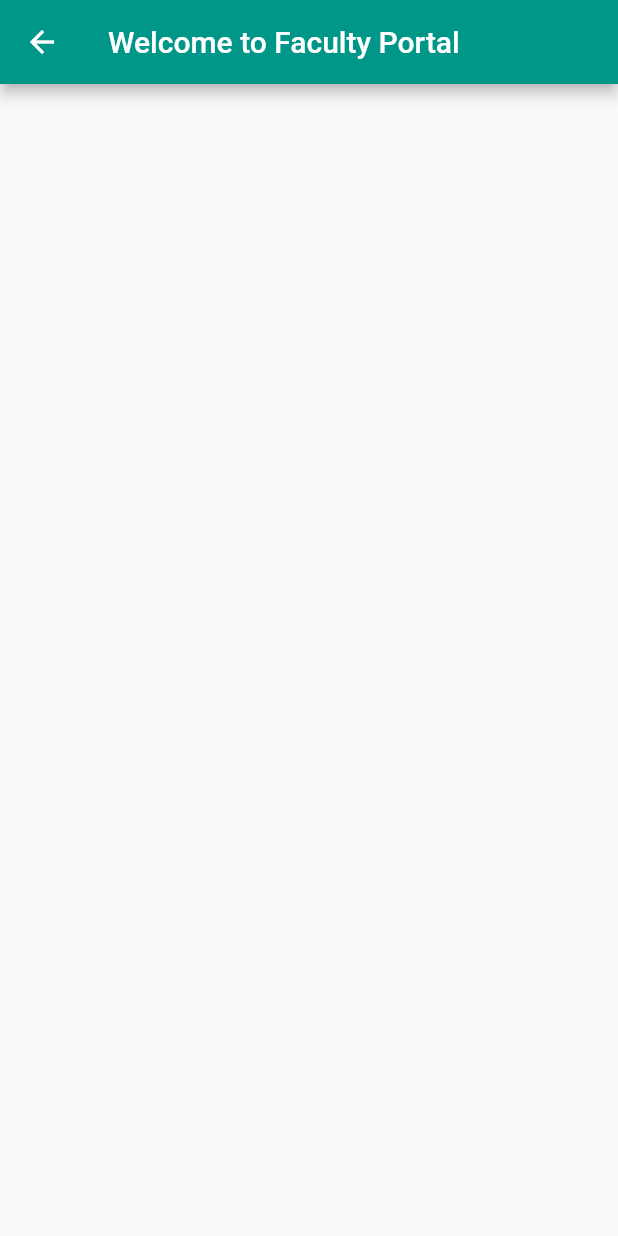
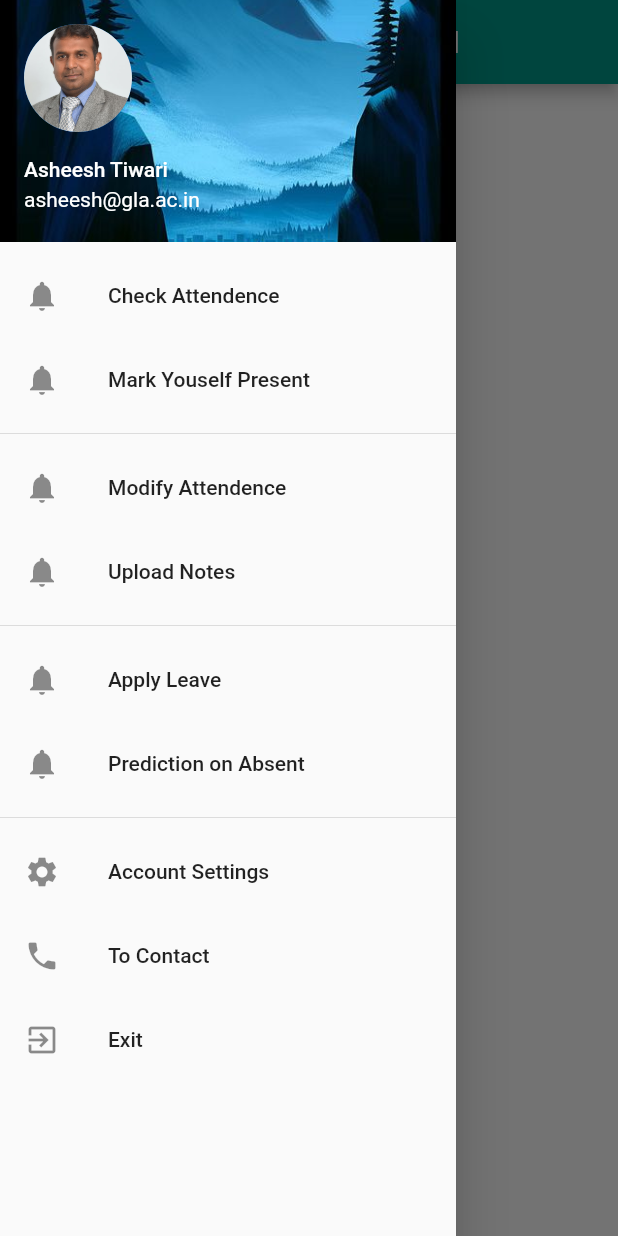
Before and after one commit to ashu-tripathi/QR_Code_Attendence_System, a Flutter app: the FacultyPage screen opened by its route, with the side drawer open (before the commit the screen has no drawer), on a phone screen of 412 x 824 dp. Run offline on Flutter 3.47's test engine with Material 2 defaults, Android fonts, the phone set to English and light mode, and no system bars.

```diff
--- a/lib/faculty_page.dart
+++ b/lib/faculty_page.dart
@@ -1,4 +1,5 @@
 import 'package:flutter/material.dart';
+import 'package:qr_code_attendence_system/nav_bar_fac.dart';
 
 class FacultyPage extends StatefulWidget {
   const FacultyPage({Key key}) : super(key: key);
@@ -12,9 +13,11 @@ class _FacultyPageState extends State<FacultyPage> {
   Widget build(BuildContext context) {
     return SafeArea(
       child: Scaffold(
+        drawer: NavBarFac(),
         appBar: AppBar(
           title: Text('Welcome to Faculty Portal'),
           backgroundColor: Colors.teal,
+
         ),
         body: Container(),
       ),
--- /dev/null
+++ b/lib/nav_bar_fac.dart
@@ -0,0 +1,90 @@
+import 'package:flutter/material.dart';
+
+class NavBarFac extends StatelessWidget {
+  const NavBarFac({Key key}) : super(key: key);
+
+  @override
+  Widget build(BuildContext context) {
+    return Drawer(
+      child: ListView(
+        padding: EdgeInsets.zero,
+        children: [
+          UserAccountsDrawerHeader(
+            accountName: Text(
+              'Asheesh Tiwari',
+            ),
+            accountEmail: Text(
+              'asheesh@gla.ac.in',
+            ),
+            currentAccountPicture: CircleAvatar(
+              child: ClipOval(
+                child: Image.asset('images/asheesh_tiwari_sir.jpg',
+                    width: 90, height: 90, fit: BoxFit.cover),
+              ),
+            ),
+            decoration: BoxDecoration(
+              color: Colors.blue,
+              image: DecorationImage(
+                image: AssetImage(
+                  'images/app-background.jpg',
+                ),
+                fit: BoxFit.cover,
+              ),
+            ),
+          ),
+
+
+
+          ListTile(
+            leading: Icon(Icons.notifications),
+            title: Text('Check Attendence'),
+            onTap: () => null,
+          ),
+          ListTile(
+            leading: Icon(Icons.notifications),
+            title: Text('Mark Youself Present'),
+            onTap: () => null,
+          ),
+          Divider(),
+          ListTile(
+            leading: Icon(Icons.notifications),
+            title: Text('Modify Attendence'),
+            onTap: () => null,
+          ),
+          ListTile(
+            leading: Icon(Icons.notifications),
+            title: Text('Upload Notes'),
+            onTap: () => null,
+          ),
+          Divider(),
+          ListTile(
+            leading: Icon(Icons.notifications),
+            title: Text('Apply Leave'),
+            onTap: () => null,
+          ),
+          ListTile(
+            leading: Icon(Icons.notifications),
+            title: Text('Prediction on Absent'),
+            onTap: () => null,
+          ),
+          Divider(),
+          ListTile(
+            leading: Icon(Icons.settings),
+            title: Text('Account Settings'),
+            onTap: () => null,
+          ),
+          ListTile(
+            leading: Icon(Icons.phone),
+            title: Text('To Contact'),
+            onTap: () => null,
+          ),
+          ListTile(
+            leading: Icon(Icons.exit_to_app),
+            title: Text('Exit'),
+            onTap: () => null,
+          ),
+        ],
+      ),
+    );
+  }
+}
--- a/lib/student_page.dart
+++ b/lib/student_page.dart
@@ -1,4 +1,5 @@
 import 'package:flutter/material.dart';
+import 'package:qr_code_attendence_system/nav_bar_stu.dart';
 class StudentPage extends StatefulWidget {
   const StudentPage({Key key}) : super(key: key);
 
@@ -7,10 +8,12 @@ class StudentPage extends StatefulWidget {
 }
 
 class _StudentPageState extends State<StudentPage> {
+
   @override
   Widget build(BuildContext context) {
     return SafeArea(
       child: Scaffold(
+        drawer: NavBarStu(),
         appBar: AppBar(title:Text('Welcome to Student Portal'),backgroundColor: Colors.teal,),
         body: Container(),
       ),
```
Also changed, not shown: lib/nav_bar_stu.dart (added, +76 -0 lines), images/asheesh_tiwari_sir.jpg (added), images/shashank.jpg (renamed from images/logo.jpg).
